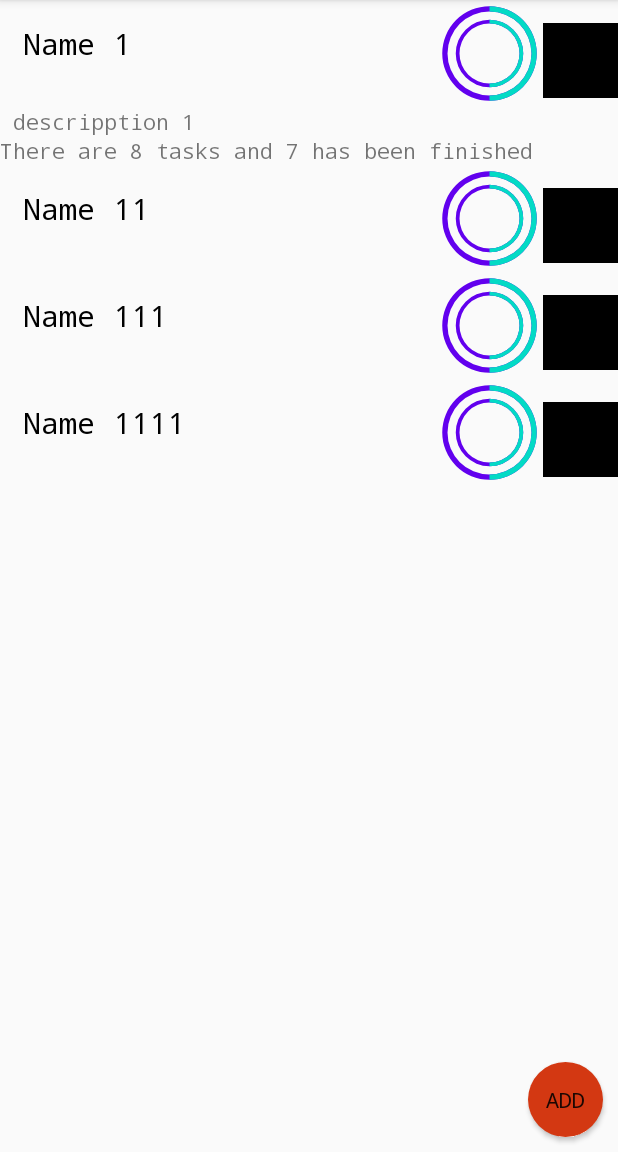
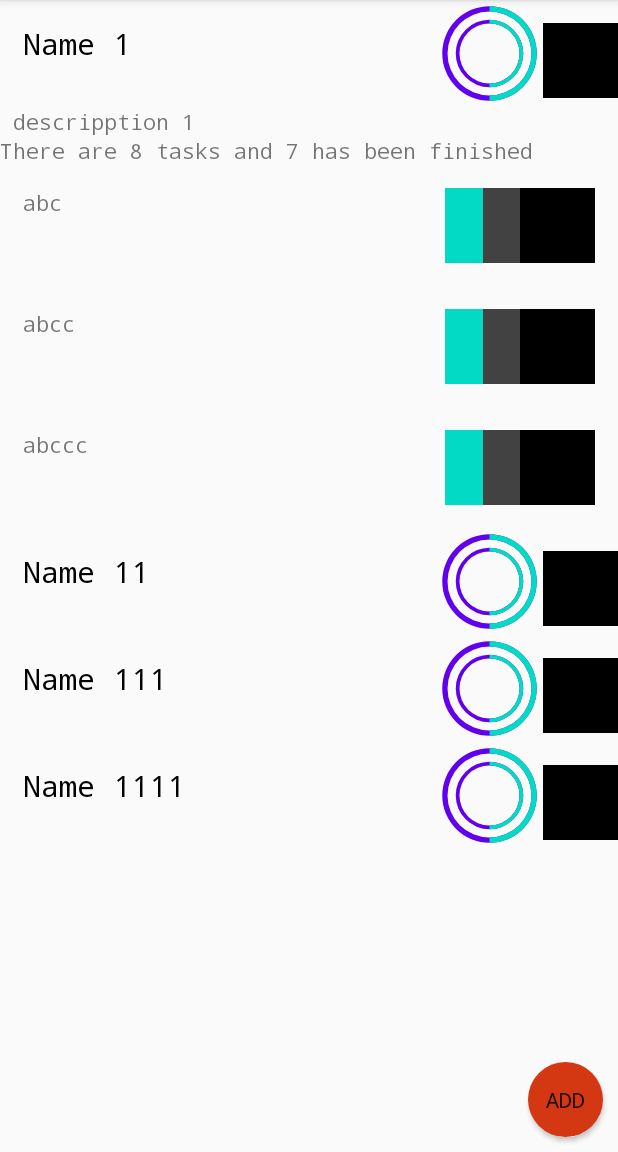
Before and after one commit to leduo-vn/MyFutureMe, an Android app: the WorkActivity screen opened directly, with no data from a screen before it, after a tap on "image", on a phone screen of 412 x 824 dp, the part 84-1236 px from its top. Run offline under Robolectric (Android 15) with nearby library versions, the phone set to English and light mode, and no system bars.

Commit message:
Nested RecycleView for WorkActivity

```diff
--- a/app/src/main/java/com/amiele/myfutureme/activities/work/Task.java
+++ b/app/src/main/java/com/amiele/myfutureme/activities/work/Task.java
@@ -4,6 +4,15 @@ import java.util.ArrayList;
 
 public class Task {
     int id;
+
+    public String getDescription() {
+        return description;
+    }
+
+    public void setDescription(String description) {
+        this.description = description;
+    }
+
     String description;
     ArrayList<SubTask> subTasksList;
     boolean isComplete;
--- /dev/null
+++ b/app/src/main/java/com/amiele/myfutureme/activities/work/TaskAdapter.java
@@ -0,0 +1,99 @@
+package com.amiele.myfutureme.activities.work;
+
+import android.app.Activity;
+import android.util.Log;
+import android.view.LayoutInflater;
+import android.view.View;
+import android.view.ViewGroup;
+import android.widget.ImageView;
+import android.widget.LinearLayout;
+import android.widget.TextView;
+
+import androidx.annotation.NonNull;
+import androidx.recyclerview.widget.LinearLayoutManager;
+import androidx.recyclerview.widget.RecyclerView;
+
+import com.amiele.myfutureme.R;
+
+import java.util.ArrayList;
+
+public class TaskAdapter  extends RecyclerView.Adapter<TaskAdapter.TaskViewHolder> {
+    private ArrayList<Task> taskList;
+    private static TaskAdapter.OnItemClickListener listener;
+
+
+
+    public interface OnItemClickListener {
+        void onItemClick(int position);
+    }
+
+    public void setOnItemClickListener(TaskAdapter.OnItemClickListener listener) {
+        this.listener = listener;
+    }
+
+
+
+    public static class TaskViewHolder extends RecyclerView.ViewHolder {
+        public TextView tvDescription;
+        public ImageView imageView;
+
+        public  TaskViewHolder(View view) {
+            super(view);
+            tvDescription = itemView.findViewById(R.id.txt_task_description);
+            imageView = itemView.findViewById((R.id.imageView1));
+
+            // Set onClick Event
+            imageView.setOnClickListener(new View.OnClickListener() {
+                @Override
+                public void onClick(View v) {
+                    if (listener != null) {
+                        int position = getAdapterPosition();
+                        if (position != RecyclerView.NO_POSITION) {
+                            listener.onItemClick(position);
+                            Log.i("info","here");
+                        }
+                    }
+                }
+            });
+
+        }
+
+
+    }
+
+    public TaskAdapter(ArrayList<Task> taskList) {
+        this.taskList = taskList;
+    }
+
+
+
+    @NonNull
+    @Override
+    public TaskAdapter.TaskViewHolder onCreateViewHolder(@NonNull ViewGroup parent, int viewType) {
+        View view = LayoutInflater.from(parent.getContext()).inflate(R.layout.recycleview_task, parent, false);
+
+
+
+        return new TaskAdapter.TaskViewHolder(view);
+    }
+
+
+    @Override
+    public void onBindViewHolder(@NonNull TaskAdapter.TaskViewHolder holder, final int position) {
+        Task currentTask = taskList.get(position);
+        holder.tvDescription.setText(currentTask.getDescription());
+
+
+
+    }
+
+    /**
+     * Get the number of item of Category List
+     * @return list size
+     */
+    @Override
+    public int getItemCount() {
+        return taskList.size();
+    }
+
+}
--- a/app/src/main/java/com/amiele/myfutureme/activities/work/WorkActivity.java
+++ b/app/src/main/java/com/amiele/myfutureme/activities/work/WorkActivity.java
@@ -5,6 +5,8 @@ import androidx.recyclerview.widget.LinearLayoutManager;
 import androidx.recyclerview.widget.RecyclerView;
 
 import android.os.Bundle;
+import android.util.Log;
+import android.widget.Toast;
 
 import com.amiele.myfutureme.R;
 
@@ -18,16 +20,26 @@ public class WorkActivity extends AppCompatActivity {
         setContentView(R.layout.activity_work);
 
         ArrayList<WorkTask> workTaskList = new ArrayList<>();
+        ArrayList<Task> tasklist = new ArrayList<>();
+        tasklist.add(new Task("abc"));
+        tasklist.add(new Task("abcc"));
+        tasklist.add(new Task("abccc"));
+
         workTaskList.add(new WorkTask("Name 1"," descripption 1 "));
         workTaskList.add(new WorkTask("Name 11"," descripption 11 "));
         workTaskList.add(new WorkTask("Name 111"," descripption 111 "));
         workTaskList.add(new WorkTask("Name 1111"," descripption 1111 "));
+        workTaskList.get(0).addTaskList(tasklist);
+        workTaskList.get(1).addTaskList(tasklist);
+        workTaskList.get(2).addTaskList(tasklist);
+        workTaskList.get(3).addTaskList(tasklist);
+
 
         RecyclerView recyclerView = findViewById(R.id.work_task_recycler_view);
         recyclerView.setHasFixedSize(true);
 
         RecyclerView.LayoutManager layoutManager = new LinearLayoutManager(this, LinearLayoutManager.VERTICAL, false);
-        final WorkTaskAdapter adapter = new WorkTaskAdapter(workTaskList);
+        final WorkTaskAdapter adapter = new WorkTaskAdapter(this,workTaskList);
         recyclerView.setLayoutManager(layoutManager);
         recyclerView.setAdapter(adapter);
 
@@ -37,6 +49,7 @@ public class WorkActivity extends AppCompatActivity {
             @Override
             public void onItemClick(int position) {
                 adapter.notifyItemChanged(position);
+                Log.i("info", String.valueOf(position));
             }
         });
 //        ProgressBar progressBar = findViewById(R.id.progressBar1);
--- a/app/src/main/java/com/amiele/myfutureme/activities/work/WorkTask.java
+++ b/app/src/main/java/com/amiele/myfutureme/activities/work/WorkTask.java
@@ -24,6 +24,15 @@ public class WorkTask {
     String name;
     String description;
     String dueDate;
+
+    public ArrayList<Task> getTaskList() {
+        return taskList;
+    }
+
+    public void setTaskList(ArrayList<Task> taskList) {
+        this.taskList = taskList;
+    }
+
     ArrayList<Task> taskList;
 
     public WorkTask(String name, String description)
@@ -40,6 +49,14 @@ public class WorkTask {
 
     }
 
+    public void addTaskList(ArrayList<Task> taskList)
+    {
+        for (Task task:taskList)
+        {
+            this.taskList.add(new Task(task.description));
+        }
+    }
+
     public void addTask(String description)
     {
         taskList.add(new Task(description));
--- a/app/src/main/java/com/amiele/myfutureme/activities/work/WorkTaskAdapter.java
+++ b/app/src/main/java/com/amiele/myfutureme/activities/work/WorkTaskAdapter.java
@@ -1,5 +1,6 @@
 package com.amiele.myfutureme.activities.work;
 
+import android.app.Activity;
 import android.util.Log;
 import android.view.LayoutInflater;
 import android.view.View;
@@ -11,6 +12,7 @@ import android.widget.TextView;
 import android.widget.Toast;
 
 import androidx.annotation.NonNull;
+import androidx.recyclerview.widget.LinearLayoutManager;
 import androidx.recyclerview.widget.RecyclerView;
 
 import com.amiele.myfutureme.R;
@@ -19,7 +21,8 @@ import java.util.ArrayList;
 
 public class WorkTaskAdapter extends RecyclerView.Adapter<WorkTaskAdapter.WorkTaskViewHolder> {
     private ArrayList<WorkTask> workTaskList;
-    private OnItemClickListener listener;
+    private static OnItemClickListener listener;
+    private Activity activity;
     private int mExpandedPosition = -1;
 
     public interface OnItemClickListener {
@@ -33,12 +36,12 @@ public class WorkTaskAdapter extends RecyclerView.Adapter<WorkTaskAdapter.WorkTa
 
 
     public static class WorkTaskViewHolder extends RecyclerView.ViewHolder {
-        private int DetailVisibility;
         public TextView tvName;
         public TextView tvDescription;
         public TextView tvOverview;
         public LinearLayout llDetail;
         public ImageView imageView;
+        public RecyclerView taskRecycleView;
 
         public  WorkTaskViewHolder(View view) {
             super(view);
@@ -47,31 +50,30 @@ public class WorkTaskAdapter extends RecyclerView.Adapter<WorkTaskAdapter.WorkTa
             tvOverview = itemView.findViewById(R.id.txt_work_overview);
             imageView = itemView.findViewById(R.id.imageView);
             llDetail = itemView.findViewById(R.id.detail_layout);
+            taskRecycleView = itemView. findViewById(R.id.task_recycler_view);
 
+            // Set onClick Event
+            itemView.setOnClickListener(new View.OnClickListener() {
+                @Override
+                public void onClick(View v) {
+                    if (listener != null) {
+                        int position = getAdapterPosition();
+                        if (position != RecyclerView.NO_POSITION) {
+                            listener.onItemClick(position);
+//
 
-//            // Set onClick Event
-//            itemView.setOnClickListener(new View.OnClickListener() {
-//                @Override
-//                public void onClick(View v) {
-//                    if (listener != null) {
-//                        int position = getAdapterPosition();
-//                        if (position != RecyclerView.NO_POSITION) {
-//                            listener.onItemClick(position);
-////                            if (DetailVisibility == View.VISIBLE)
-////                                    llDetail.setVisibility(View.GONE);
-////                            else llDetail.setVisibility(View.VISIBLE);
-//
-//                        }
-//                    }
-//                }
-//            });
+                        }
+                    }
+                }
+            });
         }
 
 
     }
 
-    public WorkTaskAdapter(ArrayList<WorkTask> workTaskList) {
+    public WorkTaskAdapter(Activity activity,ArrayList<WorkTask> workTaskList) {
         this.workTaskList = workTaskList;
+        this.activity = activity;
     }
 
 
@@ -85,10 +87,27 @@ public class WorkTaskAdapter extends RecyclerView.Adapter<WorkTaskAdapter.WorkTa
 
 
     @Override
-    public void onBindViewHolder(@NonNull WorkTaskViewHolder holder, final int position) {
+    public void onBindViewHolder(@NonNull final WorkTaskViewHolder holder, final int position) {
         WorkTask currentWorkTask = workTaskList.get(position);
 
         // Assign values for image resource and text of layout
+        holder.taskRecycleView.setHasFixedSize(true);
+        RecyclerView.LayoutManager layoutManager = new LinearLayoutManager(activity);
+        final TaskAdapter adapter = new TaskAdapter(currentWorkTask.getTaskList());
+        holder.taskRecycleView.setLayoutManager(layoutManager);
+        holder.taskRecycleView.setAdapter(adapter);
+        adapter.setOnItemClickListener(
+                new TaskAdapter.OnItemClickListener() {
+                    @Override
+                    public void onItemClick(int position) {
+                        adapter.notifyItemChanged(position);
+                        Log.i("info","here here");
+
+                        holder.itemView.performClick();
+                    }
+                }
+        );
+
         holder.tvName.setText(currentWorkTask.getName());
         holder.tvDescription.setText(currentWorkTask.getDescription());
         final boolean isExpanded = position==mExpandedPosition;
--- /dev/null
+++ b/app/src/main/res/drawable/horizonal_bar_progress.xml
@@ -0,0 +1,20 @@
+<?xml version="1.0" encoding="utf-8"?>
+<layer-list xmlns:android="http://schemas.android.com/apk/res/android">
+    <item android:id="@android:id/progress">
+        <shape>
+            <solid
+                android:color="@color/cardview_dark_background" />
+        </shape>
+    </item>
+
+    <item
+        android:id="@android:id/secondaryProgress">
+        <clip>
+            <shape>
+                <solid
+                    android:color="@color/colorAccent"/>
+            </shape>
+        </clip>
+    </item>
+
+</layer-list>
--- /dev/null
+++ b/app/src/main/res/layout/recycleview_task.xml
@@ -0,0 +1,49 @@
+<?xml version="1.0" encoding="utf-8"?>
+<androidx.constraintlayout.widget.ConstraintLayout xmlns:android="http://schemas.android.com/apk/res/android"
+    xmlns:app="http://schemas.android.com/apk/res-auto"
+    xmlns:tools="http://schemas.android.com/tools"
+    android:layout_width="match_parent"
+    android:layout_height="wrap_content">
+
+    <LinearLayout
+        android:layout_width="0dp"
+        android:layout_height="wrap_content"
+        android:layout_margin="15dp"
+        android:orientation="horizontal"
+        app:layout_constraintBottom_toBottomOf="parent"
+        app:layout_constraintEnd_toEndOf="parent"
+        app:layout_constraintHorizontal_bias="0.51"
+        app:layout_constraintStart_toStartOf="parent"
+        app:layout_constraintTop_toTopOf="parent">
+
+        <TextView
+            android:id="@+id/txt_task_description"
+            android:layout_width="wrap_content"
+            android:layout_height="match_parent"
+            android:layout_weight="1"
+            android:text="Task Name" />
+
+        <ProgressBar
+            android:id="@+id/progressBar"
+            style="?android:attr/progressBarStyleHorizontal"
+            android:layout_width="50dp"
+            android:layout_height="50dp"
+            android:indeterminate="false"
+            android:max="100"
+            android:progress="100"
+            android:progressDrawable="@drawable/horizonal_bar_progress"
+            android:secondaryProgress="50" />
+
+        <ImageView
+            android:id="@+id/imageView1"
+            android:layout_width="50dp"
+            android:layout_height="50dp"
+            android:adjustViewBounds="true"
+            android:background="#000000"
+            android:contentDescription="image"
+            android:padding="5dp"
+            android:scaleType="fitCenter"
+            tools:srcCompat="@android:drawable/arrow_down_float" />
+
+    </LinearLayout>
+</androidx.constraintlayout.widget.ConstraintLayout>
--- a/app/src/main/res/layout/recycleview_work.xml
+++ b/app/src/main/res/layout/recycleview_work.xml
@@ -110,6 +110,8 @@
             android:orientation="vertical"
             android:visibility="gone">
 
+
+
             <TextView
                 android:id="@+id/txt_work_description"
                 android:layout_width="match_parent"
@@ -121,6 +123,14 @@
                 android:layout_width="match_parent"
                 android:layout_height="wrap_content"
                 android:text="There are 8 tasks and 7 has been finished" />
+
+            <androidx.recyclerview.widget.RecyclerView
+                android:id="@+id/task_recycler_view"
+                android:layout_width="match_parent"
+                android:layout_height="match_parent"
+                app:layout_constraintEnd_toEndOf="parent"
+                app:layout_constraintStart_toStartOf="parent"
+                app:layout_constraintTop_toTopOf="parent" />
         </LinearLayout>
     </LinearLayout>
 </androidx.constraintlayout.widget.ConstraintLayout>
```
